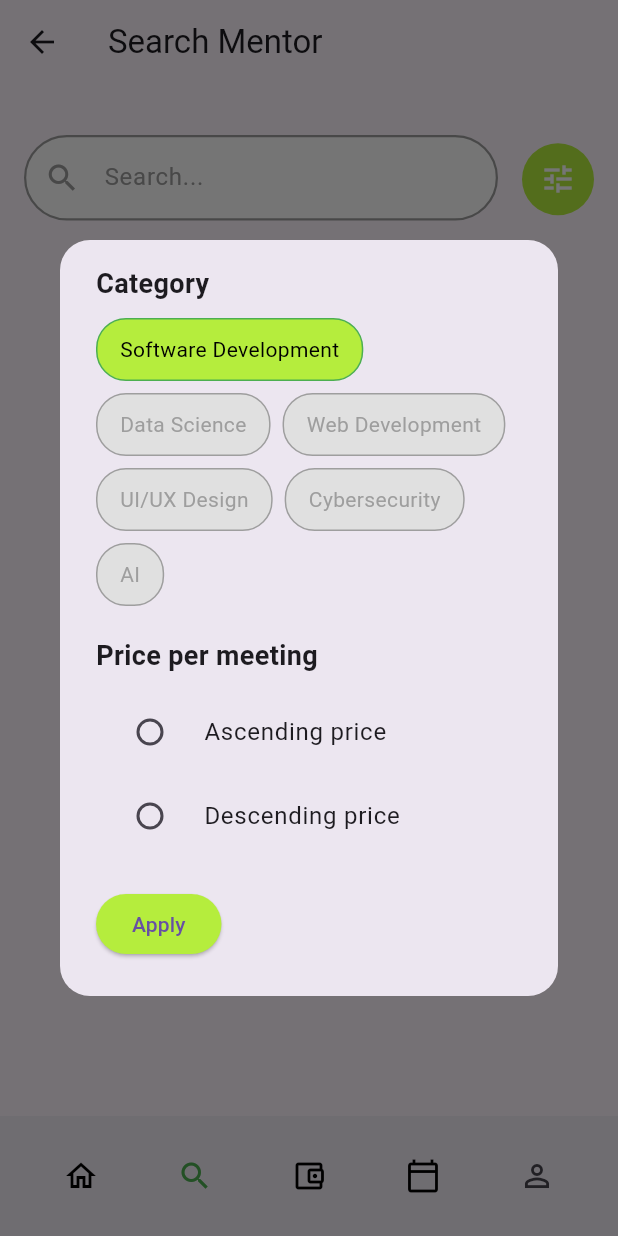
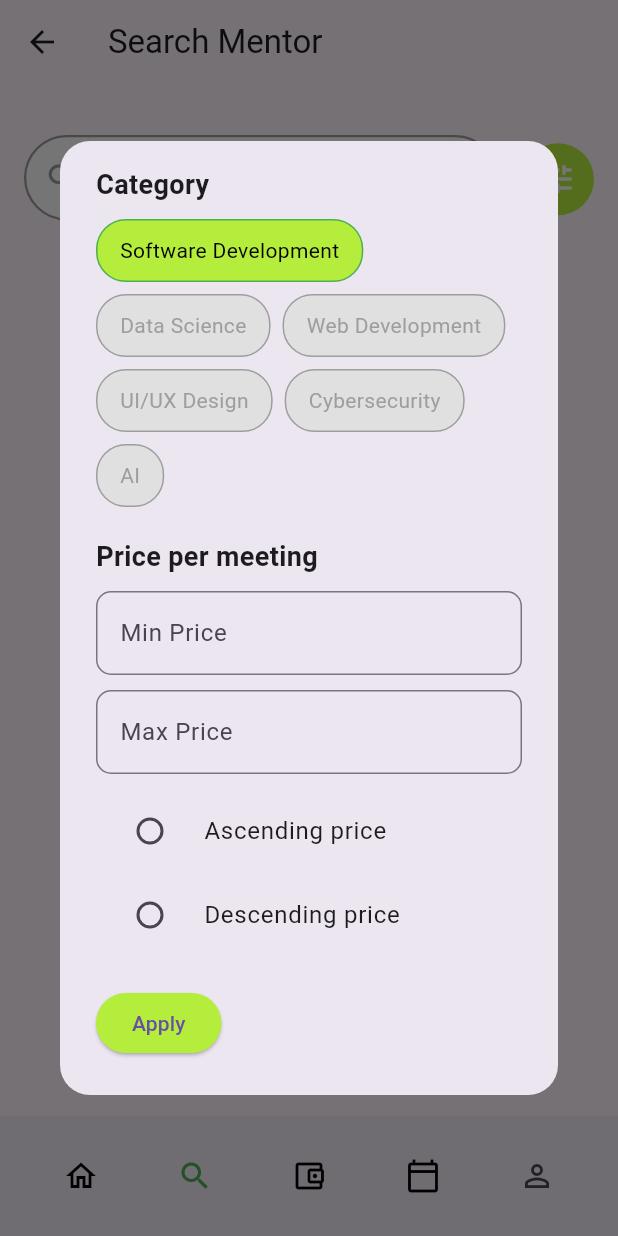
Before and after one commit to liulunliule/MO_SWD392, a Flutter app: the screen it shows after launch, item 2 of the bottom bar chosen, after a tap on the "tune" icon, on a phone screen of 412 x 824 dp. Run offline on Flutter 3.47's test engine with Material 3 defaults, Android fonts, the phone set to English and light mode, and no system bars; our stand-ins replace table_calendar; network calls fail.

Commit message:
update again

```diff
--- a/lib/screens/search_mentor_screen.dart
+++ b/lib/screens/search_mentor_screen.dart
@@ -7,7 +7,6 @@ class SearchMentorScreen extends StatefulWidget {
 }
 
 class _SearchMentorScreenState extends State<SearchMentorScreen> {
-  // Quản lý trạng thái lựa chọn cho các lĩnh vực
   Map<String, bool> selectedFields = {
     "Software Development": true,
     "Data Science": false,
@@ -17,10 +16,10 @@ class _SearchMentorScreenState extends State<SearchMentorScreen> {
     "AI": false,
   };
 
-  // Quản lý trạng thái giá
   String? selectedPriceOption;
+  TextEditingController minPriceController = TextEditingController();
+  TextEditingController maxPriceController = TextEditingController();
 
-  // Hàm để hiển thị popup filter
   void _showFilterDialog() {
     showDialog(
       context: context,
@@ -31,11 +30,11 @@ class _SearchMentorScreenState extends State<SearchMentorScreen> {
               shape: RoundedRectangleBorder(
                 borderRadius: BorderRadius.circular(20),
               ),
-              content: Column(
+              content: SingleChildScrollView(
+                child: Column(
                   mainAxisSize: MainAxisSize.min,
                   crossAxisAlignment: CrossAxisAlignment.start,
                   children: [
-                  // Tiêu đề Category
                     Text(
                       "Category",
                       style: TextStyle(
@@ -80,12 +79,33 @@ class _SearchMentorScreenState extends State<SearchMentorScreen> {
                       }).toList(),
                     ),
                     SizedBox(height: 20),
-                  // Tiêu đề Price
                     Text(
                       "Price per meeting",
                       style: TextStyle(
                         fontSize: 18,
                         fontWeight: FontWeight.bold,
+                      ),
+                    ),
+                    SizedBox(height: 10),
+                    TextField(
+                      controller: minPriceController,
+                      keyboardType: TextInputType.number,
+                      decoration: InputDecoration(
+                        labelText: 'Min Price',
+                        border: OutlineInputBorder(
+                          borderRadius: BorderRadius.circular(10),
+                        ),
+                      ),
+                    ),
+                    SizedBox(height: 10),
+                    TextField(
+                      controller: maxPriceController,
+                      keyboardType: TextInputType.number,
+                      decoration: InputDecoration(
+                        labelText: 'Max Price',
+                        border: OutlineInputBorder(
+                          borderRadius: BorderRadius.circular(10),
+                        ),
                       ),
                     ),
                     SizedBox(height: 10),
@@ -110,7 +130,6 @@ class _SearchMentorScreenState extends State<SearchMentorScreen> {
                       },
                     ),
                     SizedBox(height: 20),
-                  // Nút Apply
                     ElevatedButton(
                       onPressed: () {
                         Navigator.of(context).pop();
@@ -124,6 +143,7 @@ class _SearchMentorScreenState extends State<SearchMentorScreen> {
                       child: Text("Apply"),
                     ),
                   ],
+                ),
               ),
             );
           },
@@ -142,14 +162,14 @@ class _SearchMentorScreenState extends State<SearchMentorScreen> {
           Positioned(
             top: 10,
             left: 16,
-            right: 80, // Dịch về phải để không chồng lên nút filter
+            right: 80,
             child: Container(
               decoration: BoxDecoration(
                 color: Colors.white,
                 borderRadius: BorderRadius.circular(30),
                 border: Border.all(
-                  color: Colors.grey, // Viền màu xám
-                  width: 1.5, // Độ dày viền
+                  color: Colors.grey,
+                  width: 1.5,
                 ),
               ),
               child: TextField(
@@ -165,16 +185,16 @@ class _SearchMentorScreenState extends State<SearchMentorScreen> {
           ),
           Positioned(
             top: 15.5,
-            right: 16, // Căn phải
+            right: 16,
             child: Container(
-              margin: EdgeInsets.only(left: 10), // Tạo khoảng cách từ bên trái
+              margin: EdgeInsets.only(left: 10),
               decoration: BoxDecoration(
                 color: Color(0xFFB5ED3D),
                 shape: BoxShape.circle,
               ),
               child: IconButton(
                 onPressed: () {
-                  _showFilterDialog(); // Gọi hàm hiển thị popup khi nhấn vào filter
+                  _showFilterDialog();
                 },
                 icon: Icon(Icons.tune, color: Colors.white),
               ),
```
Lines whose indentation alone changed are shown as unchanged.
